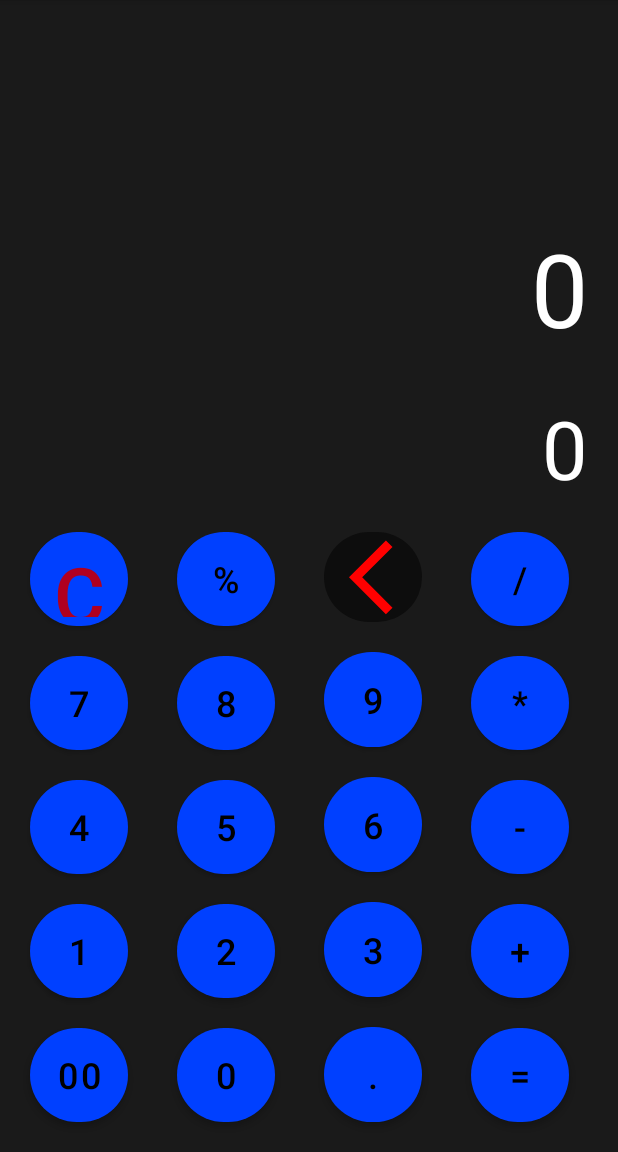
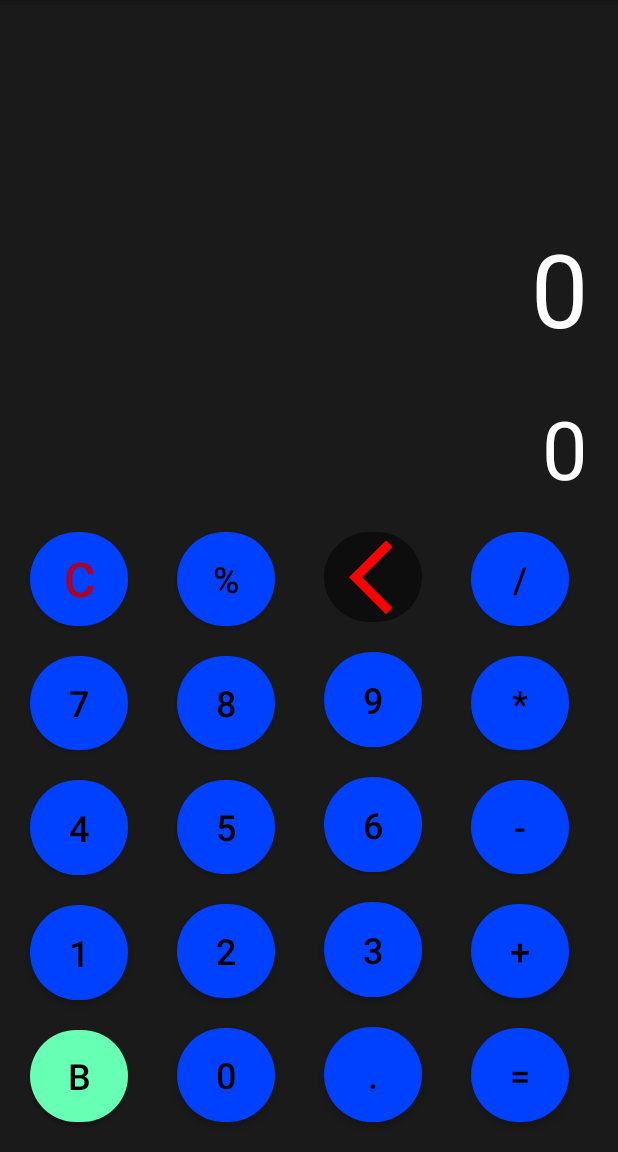
Before and after one commit to saikiranreddyappidi/Calculator, an Android app: the screen it shows after launch (MainActivity), on a phone screen of 412 x 824 dp, the part 84-1236 px from its top. Run offline under Robolectric (Android 15) with nearby library versions, the phone set to English and light mode, and no system bars.

Commit message:
Added a new features to do bitwise operations like AND,OR,XOR and Complement

```diff
--- a/app/build.gradle
+++ b/app/build.gradle
@@ -11,7 +11,7 @@ android {
         minSdk 26
         targetSdk 33
         versionCode 1
-        versionName "1.0"
+        versionName "2.0"
 
         testInstrumentationRunner "androidx.test.runner.AndroidJUnitRunner"
     }
@@ -31,7 +31,7 @@ android {
 dependencies {
 
     implementation 'androidx.appcompat:appcompat:1.6.0'
-    implementation 'com.google.android.material:material:1.7.0'
+    implementation 'com.google.android.material:material:1.8.0'
     implementation 'androidx.constraintlayout:constraintlayout:2.1.4'
     testImplementation 'junit:junit:4.13.2'
     androidTestImplementation 'androidx.test.ext:junit:1.1.5'
--- a/app/src/main/res/layout/activity_main.xml
+++ b/app/src/main/res/layout/activity_main.xml
@@ -70,9 +70,10 @@
                 android:backgroundTint="#0d0d0d"
                 android:onClick="clear"
                 android:padding="0sp"
-                android:text="C"
+                android:text="@string/c"
+                android:shadowColor="@color/black"
                 android:textColor="@color/design_default_color_error"
-                android:textSize="52sp"
+                android:textSize="32sp"
                 android:layout_marginTop="10sp"
                 android:layout_marginBottom="10sp"
                 android:layout_marginRight="10sp"
@@ -131,24 +132,24 @@
                 android:layout_gravity="fill_vertical"/>
 
 
-            <Button
-                android:id="@+id/button_00"
+            <ToggleButton
+                android:id="@+id/togglebutton"
                 android:layout_width="65sp"
-                android:layout_height="13sp"
+                android:layout_height="11sp"
+                android:layout_gravity="fill_vertical"
+                android:layout_marginLeft="10sp"
+                android:layout_marginTop="10sp"
+                android:layout_marginRight="10sp"
+                android:layout_marginBottom="10sp"
                 android:layout_weight="1"
-                android:background="@drawable/rounded_corner"
-                android:onClick="doubleZero"
                 android:padding="0sp"
-                android:text="@string/_00"
                 android:textColor="#000000"
-                android:textSize="24sp"
-                android:layout_marginTop="10sp"
-                android:layout_marginBottom="10sp"
-                android:layout_marginRight="10sp"
-                android:layout_marginLeft="10sp"
-                android:layout_gravity="fill_vertical"/>
-
-
+                android:backgroundTint="#66ffb3"
+                android:background="@drawable/cancel_button"
+                android:textOff="@string/b"
+                android:textOn="@string/a"
+                android:checked="false"
+                android:textSize="24sp" />
         </LinearLayout>
 
         <LinearLayout
--- a/app/src/main/res/values/strings.xml
+++ b/app/src/main/res/values/strings.xml
@@ -30,4 +30,7 @@
     <string name="minus0">-</string>
     <string name="plus0">+</string>
     <string name="equalTo">=</string>
+    <string name="b">b</string>
+    <string name="a">a</string>
+    <string name="c">C</string>
 </resources>
```
Also changed, not shown: app/src/main/java/com/example/calculator/MainActivity.java (+79 -20 lines), 1 other file.
